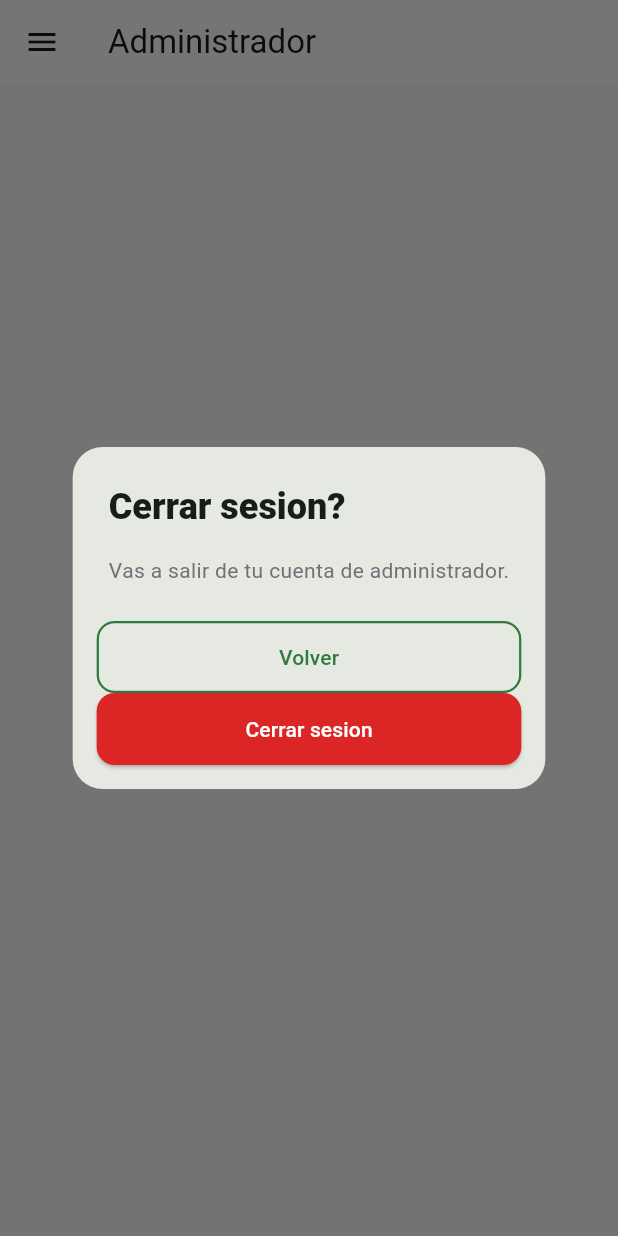
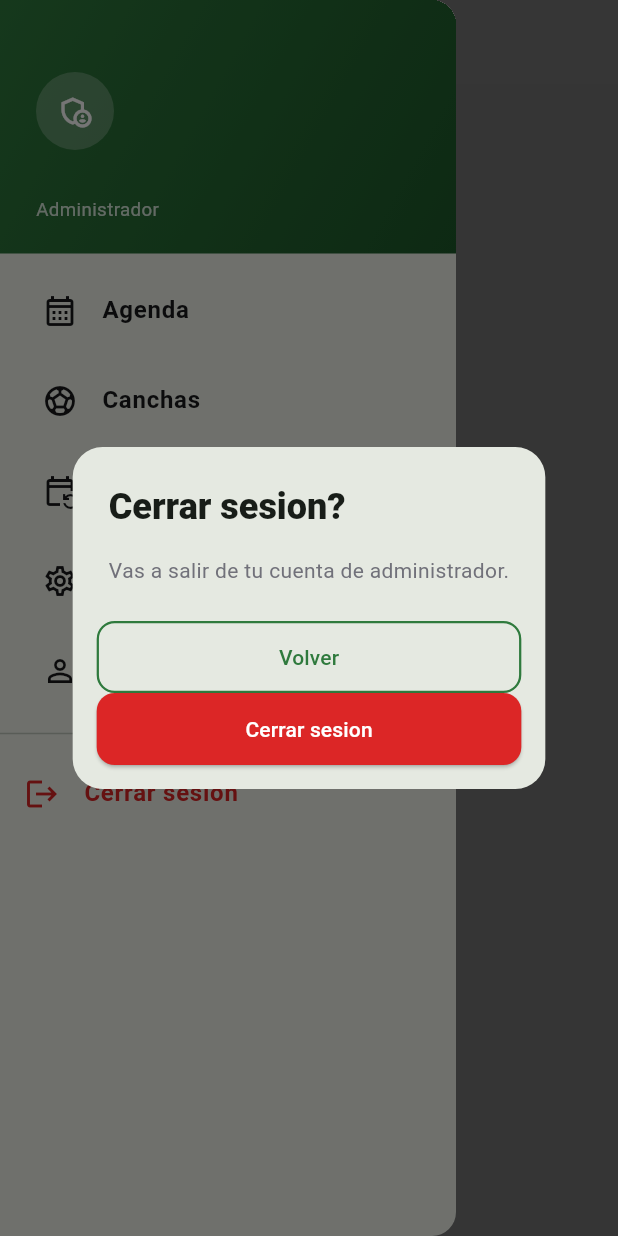
Before and after one commit to monzonrodrigo/ALaCancha, a Flutter app: the AdminShell screen opened directly with empty values, in the side drawer, after a tap on "Cerrar sesion", on a phone screen of 412 x 824 dp. Run offline on Flutter 3.47's test engine with Material 3 defaults, Android fonts, the phone set to English and light mode, and no system bars; our stand-ins replace cloud_firestore, firebase_auth, firebase_core, flutter_riverpod, go_router, google_sign_in and 1 more; accounts and stored records are empty.

Commit message:
Arreglo el cerrar sesion en los drawers de las dos apps

```diff
--- a/alacancha_admin/lib/features/admin/widgets/drawer_admin.dart
+++ b/alacancha_admin/lib/features/admin/widgets/drawer_admin.dart
@@ -98,17 +98,17 @@ class DrawerAdmin extends ConsumerWidget {
               ),
             ),
             onTap: () async {
-              Navigator.of(context).pop();
-
+              final authRepo = ref.read(authRepositoryProvider);
+              final navigator = Navigator.of(context);
               final confirmar = await mostrarDialogoConfirmacion(
                 context,
                 titulo: 'Cerrar sesion?',
                 mensaje: 'Vas a salir de tu cuenta de administrador.',
                 textoBotonConfirmar: 'Cerrar sesion',
               );
-
+              navigator.pop();
               if (confirmar) {
-                await ref.read(authRepositoryProvider).cerrarSesion();
+                await authRepo.cerrarSesion();
               }
             },
           ),
```
